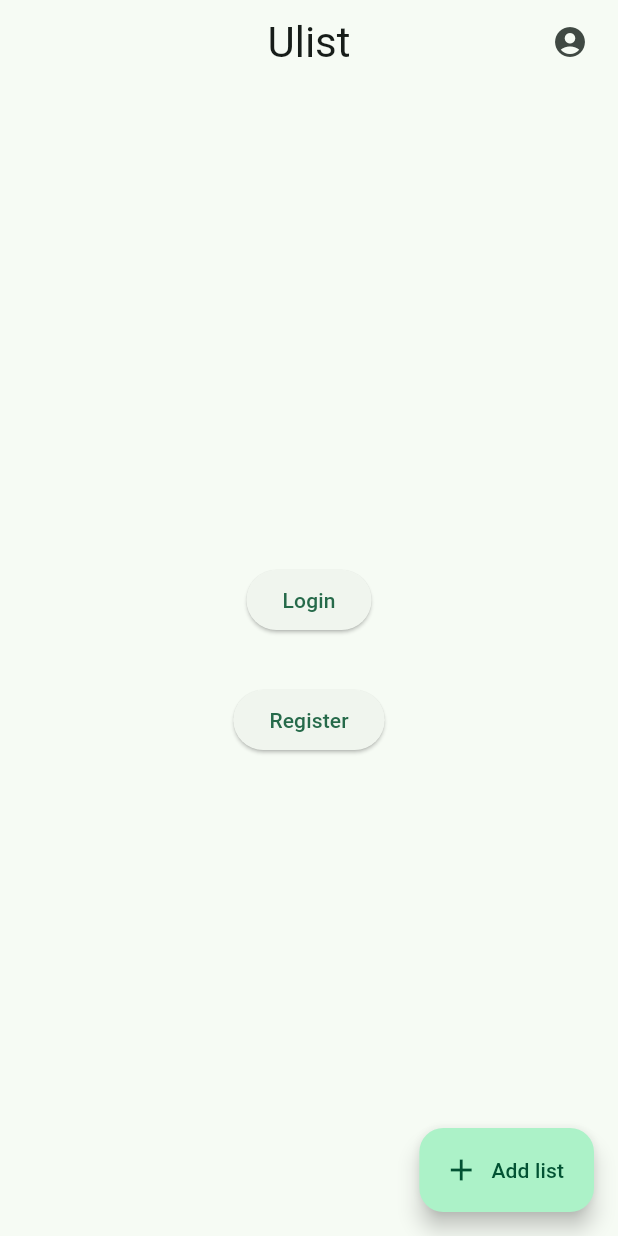
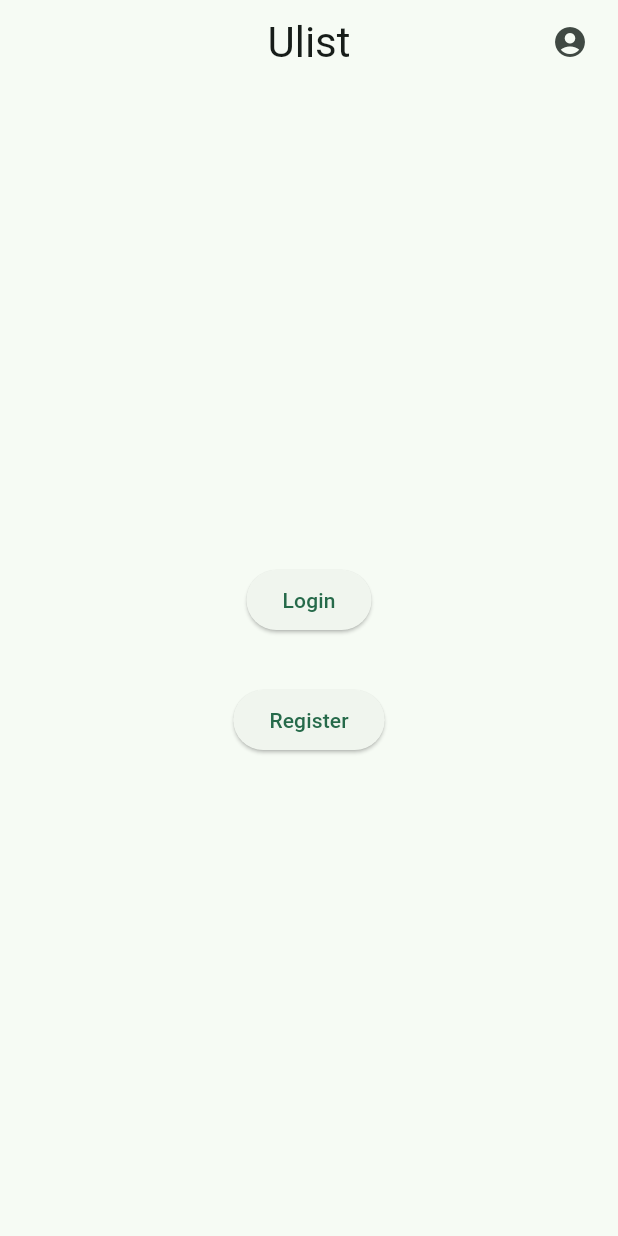
Before and after one commit to Supercip971/ulist-frontend, a Flutter app: the HomeSelect screen opened directly, on a phone screen of 412 x 824 dp. Run offline on Flutter 3.47's test engine with Material 2 defaults, Android fonts, the phone set to English and light mode, and no system bars; our stand-ins replace flutter_secure_storage, get_it, pocketbase; missing offline and left inert: dart:ffi; accounts and stored records are empty.

Commit message:
feat: added list joining ui, and moved list join/create buttons

```diff
--- a/lib/main.dart
+++ b/lib/main.dart
@@ -8,6 +8,7 @@ import 'package:ulist/list.dart';
 import 'package:ulist/pages/account_page.dart';
 import 'package:ulist/pages/list_page.dart';
 import 'package:ulist/pages/popups/home_properties.dart';
+import 'package:ulist/pages/popups/join_list.dart';
 import 'package:ulist/pages/popups/new_list.dart';
 import 'package:ulist/pages/register_page.dart';
 import 'package:ulist/pocket_base.dart';
@@ -38,6 +39,8 @@ class _MyAppState extends State<MyApp> {
   @override
   void initState() {
     super.initState();
+
+    s = getIt<SettingsManager>().settings;
     sub = getIt<SettingsManager>().updatedController.stream.listen((_) {
       setState(() {
         print("owo");
@@ -166,6 +169,40 @@ class HomeSelectState extends State<HomeSelect> {
 
   MenuSelect? selectedMenu;
 
+  void ShowListCreate() {
+    var pbc = getIt<PocketBaseController>();
+    showNewListSettings(context).then(
+      (value) => {
+        if (value != null)
+          {
+            pbc.list_entry_create(value.name).then((_) => {
+                  setState(() {
+                    ScaffoldMessenger.of(context)
+                        .showSnackBar(SnackBar(content: Text("List created")));
+                  })
+                })
+          }
+      },
+    );
+  }
+
+  void ShowListJoin() {
+    var pbc = getIt<PocketBaseController>();
+    showJoinListSettings(context).then(
+      (value) => {
+        if (value != null)
+          {
+            // pbc.list_entry_create(value.name).then((_) => {
+            //       setState(() {
+            //         ScaffoldMessenger.of(context)
+            //             .showSnackBar(SnackBar(content: Text("List created")));
+            //       })
+            //     })
+          }
+      },
+    );
+  }
+
   int _selectedIndex = 0;
   @override
   Widget build(BuildContext context) {
@@ -182,33 +219,36 @@ class HomeSelectState extends State<HomeSelect> {
                 icon: Icon(Icons.account_circle)))
           ],
         ),
-        floatingActionButton: FloatingActionButton.extended(
-          onPressed: () => {
-            showNewListSettings(context).then(
-              (value) => {
-                if (value != null)
-                  {
-
-                      pbc.list_entry_create(value.name).then((_) => {
-                       setState(() { ScaffoldMessenger.of(context).showSnackBar(
-                            SnackBar(content: Text("List created")));
-                      })
-                   })
-                  }
-              },
-            )
-          },
-          label: Text("Add list"),
-          icon: Icon(Icons.add),
-        ),
         body: Center(
             child: FutureBuilder<String>(
                 future: init_loader(),
                 builder: (BuildContext context, AsyncSnapshot snapshot) {
-                  List<Widget> children;
+                  List<Widget> children = [];
                   if (snapshot.hasData || snapshot.hasError) {
                     if (pbc.logged_in) {
-                      children = [get_lists(context)];
+                      children = [
+                        get_lists(context),
+                        padx(Row(
+                            mainAxisAlignment: MainAxisAlignment.center,
+                            children: [
+                              padx(
+                                  TextButton(
+                                      onPressed: () => {ShowListJoin()},
+                                      child: (Row(children: [
+                                        padx(const Icon(Icons.share)),
+                                        const Text("Join a new list")
+                                      ]))),
+                                  factor: 2.0),
+                              padx(
+                                  TextButton(
+                                      onPressed: () => {ShowListCreate()},
+                                      child: (Row(children: [
+                                        padx(const Icon(Icons.add)),
+                                        const Text("Create a new list")
+                                      ]))),
+                                  factor: 2.0)
+                            ]))
+                      ];
                     } else {
                       children = [
                         Column(
```
Also changed, not shown: lib/pages/popups/join_list.dart (added, +63 -0 lines).
